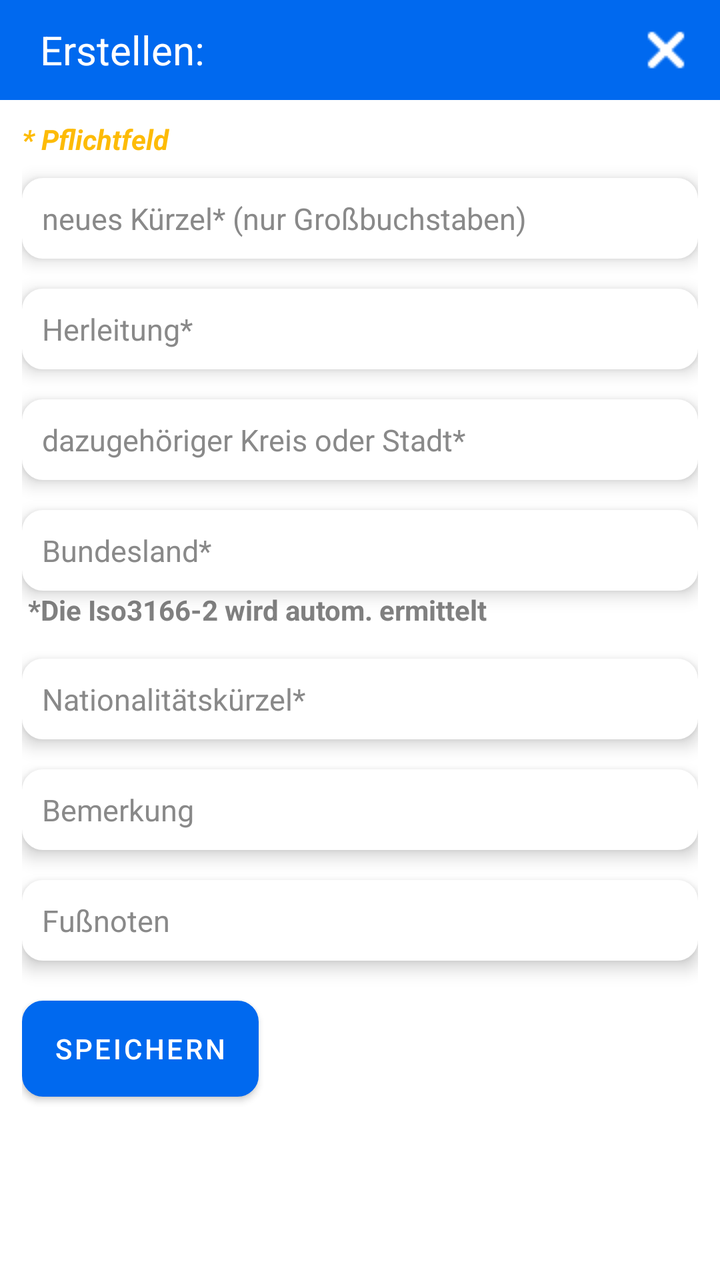
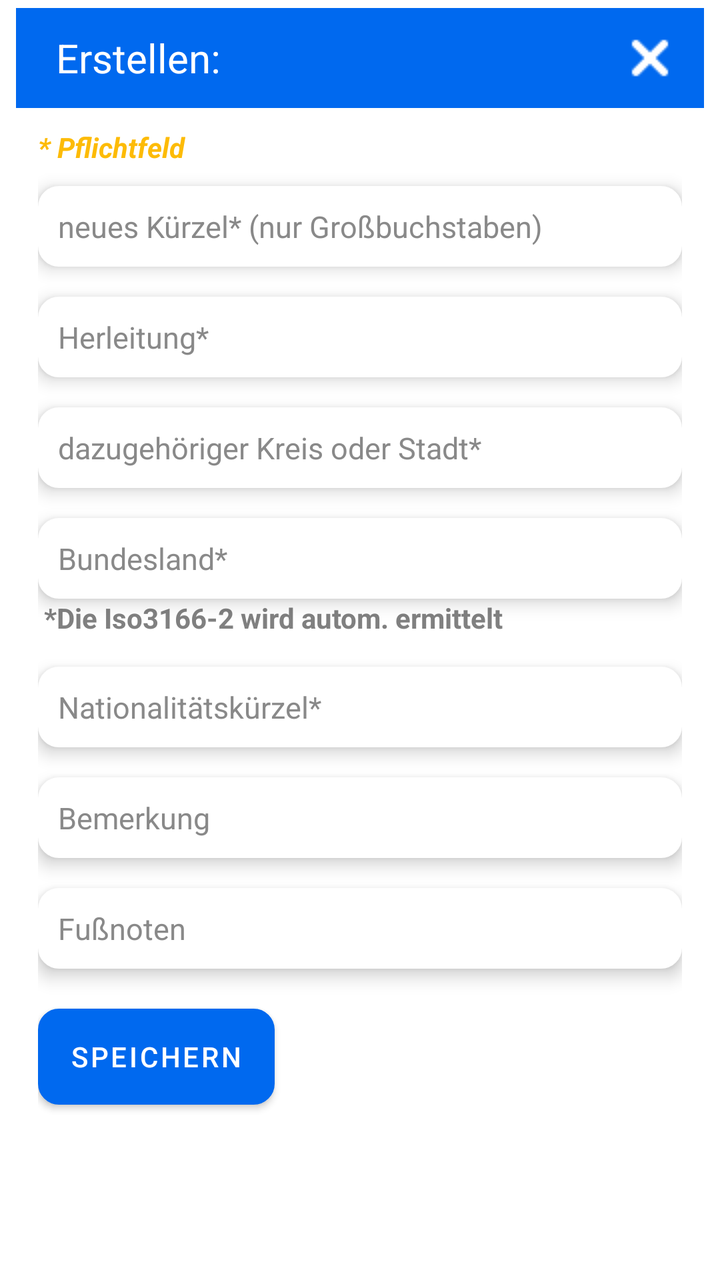

Compare the two renders of this Android layout. The source of the first and the diff that turns it into the second are given below.
<!-- AndroidManifest.xml: application theme Theme.Kennzeichenerkennung -->
<!-- res/layout/fragment_add_city.xml -->
<?xml version="1.0" encoding="utf-8"?>
<RelativeLayout xmlns:android="http://schemas.android.com/apk/res/android"
    xmlns:tools="http://schemas.android.com/tools"
    android:layout_width="match_parent"
    android:layout_height="match_parent"
    xmlns:app="http://schemas.android.com/apk/res-auto"
    tools:context=".AddCityFragment">

    <RelativeLayout
        android:layout_width="match_parent"
        android:layout_height="wrap_content"
        android:background="?attr/colorPrimary"
        android:id="@+id/main_toolbar"
        android:layout_alignParentTop="true">

        <TextView
            android:id="@+id/titletext"
            android:layout_width="wrap_content"
            android:layout_height="wrap_content"
            android:text="Erstellen:"
            android:textSize="20sp"
            android:textStyle="normal"
            android:textColor="@color/white"
            android:layout_marginStart="20dp"
            android:layout_centerVertical="true"/>

        <ImageButton
            android:id="@+id/x"
            android:layout_width="wrap_content"
            android:layout_height="wrap_content"
            android:layout_alignParentTop="true"
            android:layout_alignParentEnd="true"
            android:layout_marginTop="0dp"
            android:layout_marginEnd="0dp"
            android:backgroundTint="#00FFFFFF"
            android:src="@drawable/icon_x"
            app:layout_constraintEnd_toEndOf="parent"
            app:layout_constraintTop_toTopOf="parent"
            app:tint="@color/white" />

    </RelativeLayout>

    <LinearLayout
        android:layout_width="match_parent"
        android:layout_height="wrap_content"
        android:orientation="vertical"
        android:gravity="top"
        android:id="@+id/fragment_container1"
        android:layout_marginHorizontal="11dp"
        android:layout_marginTop="10dp"
        android:layout_below="@+id/main_toolbar">

        <TextView
            android:layout_width="match_parent"
            android:layout_height="wrap_content"
            android:text="* Pflichtfeld"
            android:textStyle="italic|bold"
            android:textColor="@color/yellow"
            android:textSize="14sp"/>

        <EditText
            android:id="@+id/kuerzeleingabe"
            android:layout_width="match_parent"
            android:layout_height="wrap_content"
            android:background="@drawable/edit_text_rounded_corner"
            android:elevation="5dp"
            android:hint="neues Kürzel* (nur Großbuchstaben)"
            android:inputType="textCapCharacters"
            android:padding="10dp"
            android:textSize="15sp"
            android:backgroundTint="?attr/colorOnPrimary"
            app:layout_constraintEnd_toEndOf="parent"
            app:layout_constraintStart_toStartOf="parent"
            app:layout_constraintTop_toTopOf="parent"
            android:textColorHint="@color/text_hint"
            android:layout_marginTop="10dp"/>

        <EditText
            android:id="@+id/herleitungeingabe"
            android:layout_width="match_parent"
            android:layout_height="wrap_content"
            android:background="@drawable/edit_text_rounded_corner"
            android:inputType="textCapWords"
            android:elevation="5dp"
            android:hint="Herleitung*"
            android:padding="10dp"
            android:textSize="15sp"
            android:backgroundTint="?attr/colorOnPrimary"
            app:layout_constraintEnd_toEndOf="parent"
            app:layout_constraintStart_toStartOf="parent"
            app:layout_constraintTop_toTopOf="parent"
            android:textColorHint="@color/text_hint"
            android:layout_marginTop="15dp" />


        <EditText
            android:id="@+id/orteingabe"
            android:layout_width="match_parent"
            android:layout_height="wrap_content"
            android:background="@drawable/edit_text_rounded_corner"
            android:elevation="5dp"
            android:hint="dazugehöriger Kreis oder Stadt*"
            android:padding="10dp"
            android:textSize="15sp"
            android:inputType="textCapWords"
            android:backgroundTint="?attr/colorOnPrimary"
            app:layout_constraintEnd_toEndOf="parent"
            app:layout_constraintStart_toStartOf="parent"
            app:layout_constraintTop_toTopOf="parent"
            android:textColorHint="@color/text_hint"
            android:layout_marginTop="15dp" />

        <EditText
            android:id="@+id/bundeslandeingabe"
            android:layout_width="match_parent"
            android:layout_height="wrap_content"
            android:background="@drawable/edit_text_rounded_corner"
            android:elevation="5dp"
            android:hint="Bundesland*"
            android:padding="10dp"
            android:textSize="15sp"
            android:inputType="textCapWords"
            android:backgroundTint="?attr/colorOnPrimary"
            app:layout_constraintEnd_toEndOf="parent"
            app:layout_constraintStart_toStartOf="parent"
            app:layout_constraintTop_toTopOf="parent"
            android:textColorHint="@color/text_hint"
            android:layout_marginTop="15dp" />

        <TextView
            android:layout_width="match_parent"
            android:layout_height="wrap_content"
            android:layout_marginHorizontal="3dp"
            android:text="*Die Iso3166-2 wird autom. ermittelt"
            android:textColor="@color/text_normal"
            android:textStyle="bold"/>

        <EditText
            android:id="@+id/nationalitaetseingabe"
            android:layout_width="match_parent"
            android:layout_height="wrap_content"
            android:background="@drawable/edit_text_rounded_corner"
            android:elevation="5dp"
            android:hint="Nationalitätskürzel*"
            android:padding="10dp"
            android:textSize="15sp"
            android:inputType="textCapCharacters"
            android:backgroundTint="?attr/colorOnPrimary"
            app:layout_constraintEnd_toEndOf="parent"
            app:layout_constraintStart_toStartOf="parent"
            app:layout_constraintTop_toTopOf="parent"
            android:textColorHint="@color/text_hint"
            android:layout_marginTop="15dp" />

        <EditText
            android:id="@+id/anmerkungeneingabe"
            android:layout_width="match_parent"
            android:layout_height="wrap_content"
            android:background="@drawable/edit_text_rounded_corner"
            android:elevation="5dp"
            android:hint="Bemerkung"
            android:padding="10dp"
            android:textSize="15sp"
            android:inputType="textCapSentences"
            android:backgroundTint="?attr/colorOnPrimary"
            app:layout_constraintEnd_toEndOf="parent"
            app:layout_constraintStart_toStartOf="parent"
            app:layout_constraintTop_toTopOf="parent"
            android:textColorHint="@color/text_hint"
            android:layout_marginTop="15dp" />

        <EditText
            android:id="@+id/fussnoteneingabe"
            android:layout_width="match_parent"
            android:layout_height="wrap_content"
            android:background="@drawable/edit_text_rounded_corner"
            android:elevation="5dp"
            android:hint="Fußnoten"
            android:padding="10dp"
            android:textSize="15sp"
            android:inputType="textCapSentences"
            android:backgroundTint="?attr/colorOnPrimary"
            app:layout_constraintEnd_toEndOf="parent"
            app:layout_constraintStart_toStartOf="parent"
            app:layout_constraintTop_toTopOf="parent"
            android:textColorHint="@color/text_hint"
            android:layout_marginTop="15dp" />

        <Button
            android:layout_width="wrap_content"
            android:layout_height="wrap_content"
            android:layout_marginTop="20dp"
            android:background="@drawable/edit_text_rounded_corner"
            android:gravity="center"
            android:text="Speichern"
            android:id="@+id/save_btn"
            android:textColor="@color/white"/>

        <RelativeLayout
            android:layout_width="match_parent"
            android:layout_height="11dp"/>
    </LinearLayout>
</RelativeLayout>
<!-- resources referenced by this layout -->
<resources>
  <color name="text_hint">#898989</color>
  <color name="text_normal">#808080</color>
  <color name="white">#FFFFFFFF</color>
  <color name="yellow">#FDBB06</color>
  <!-- drawable edit_text_rounded_corner (drawable) -->
  <?xml version="1.0" encoding="utf-8"?>
  <shape android:shape="rectangle" xmlns:android="http://schemas.android.com/apk/res/android">
  
      <stroke android:width="1dp" android:color="@color/white"/>
      <corners android:radius="10dp"/>
      <solid android:color="@color/white"/>
  </shape>
  <!-- drawable icon_x: png bitmap (drawable, 269 bytes) -->
  <style name="Theme.Kennzeichenerkennung" parent="Theme.MaterialComponents.DayNight.DarkActionBar">
          
          <item name="colorPrimary">@color/blue_500</item>
          <item name="colorPrimaryVariant">@color/blue_700</item>
          <item name="colorOnPrimary">@color/white</item>
          
          <item name="colorSecondary">@color/yellow</item>
          <item name="colorSecondaryVariant">@color/yellow</item>
          <item name="colorOnSecondary">@color/textlight</item>
          
          <item name="android:statusBarColor">?attr/colorPrimaryVariant</item>
          
          <item name="colorTextNormal">@color/black</item>
          <item name="blueText">@color/blue_700</item>
          <item name="dialog_background">@color/white</item>
          <item name="greyslider">#DEDEDE</item>
          <item name="backcolor">#FDFDFD</item>
          
      </style>
  <color name="blue_500">#0069EF</color>
  <color name="blue_700">#0069EF</color>
  <color name="textlight">#AFAFAF</color>
  <color name="black">#FF000000</color>
</resources>

<!-- the commit's change to res/layout/fragment_add_city.xml (unified diff, before → after) -->
@@ -4,6 +4,7 @@
     android:layout_width="match_parent"
     android:layout_height="match_parent"
     xmlns:app="http://schemas.android.com/apk/res-auto"
+    android:background="@drawable/dialog_background"
     tools:context=".AddCityFragment">
 
     <RelativeLayout
<!-- resource entries referenced after the edit -->
@@ -4,6 +4,16 @@
   <color name="text_normal">#808080</color>
   <color name="white">#FFFFFFFF</color>
   <color name="yellow">#FDBB06</color>
+  <!-- drawable dialog_background (drawable) -->
+  <shape xmlns:android="http://schemas.android.com/apk/res/android" android:shape="rectangle">
+      <solid android:color="?attr/dialog_background"/> 
+      <corners android:radius="28dp" />
+      <padding
+          android:bottom="4dp"
+          android:left="8dp"
+          android:right="8dp"
+          android:top="4dp" />
+  </shape>
   <!-- drawable edit_text_rounded_corner (drawable) -->
   <?xml version="1.0" encoding="utf-8"?>
   <shape android:shape="rectangle" xmlns:android="http://schemas.android.com/apk/res/android">
@@ -31,10 +41,36 @@
           <item name="greyslider">#DEDEDE</item>
           <item name="backcolor">#FDFDFD</item>
           
+          <item name="alertDialogTheme">@style/Theme.Kennzeichenerkennung.CompactDialog</item>
       </style>
   <color name="blue_500">#0069EF</color>
   <color name="blue_700">#0069EF</color>
   <color name="textlight">#AFAFAF</color>
   <color name="black">#FF000000</color>
+  <style name="Theme.Kennzeichenerkennung.CompactDialog" parent="Theme.MaterialComponents.Dialog">
+          
+          <item name="android:windowBackground">@drawable/dialog_background</item>
+          
+          <item name="android:windowIsFloating">true</item>
+          
+          <item name="android:backgroundDimEnabled">true</item>
+  
+          <item name="colorPrimary">@color/blue_500</item>
+          <item name="colorPrimaryVariant">@color/blue_700</item>
+          <item name="colorOnPrimary">@color/white</item>
+          
+          <item name="colorSecondary">@color/yellow</item>
+          <item name="colorSecondaryVariant">@color/yellow</item>
+          <item name="colorOnSecondary">@color/textlight</item>
+          
+          <item name="android:statusBarColor">?attr/colorPrimaryVariant</item>
+          
+          <item name="colorTextNormal">@color/black</item>
+          <item name="dialog_background">@color/white</item>
+          <item name="greyslider">#DEDEDE</item>
+          <item name="backcolor">#FDFDFD</item>
+          <item name="android:textColor">?attr/colorTextNormal</item>
+          <item name="android:textColorPrimary">?attr/colorTextNormal</item>
+      </style>
 </resources>
 
